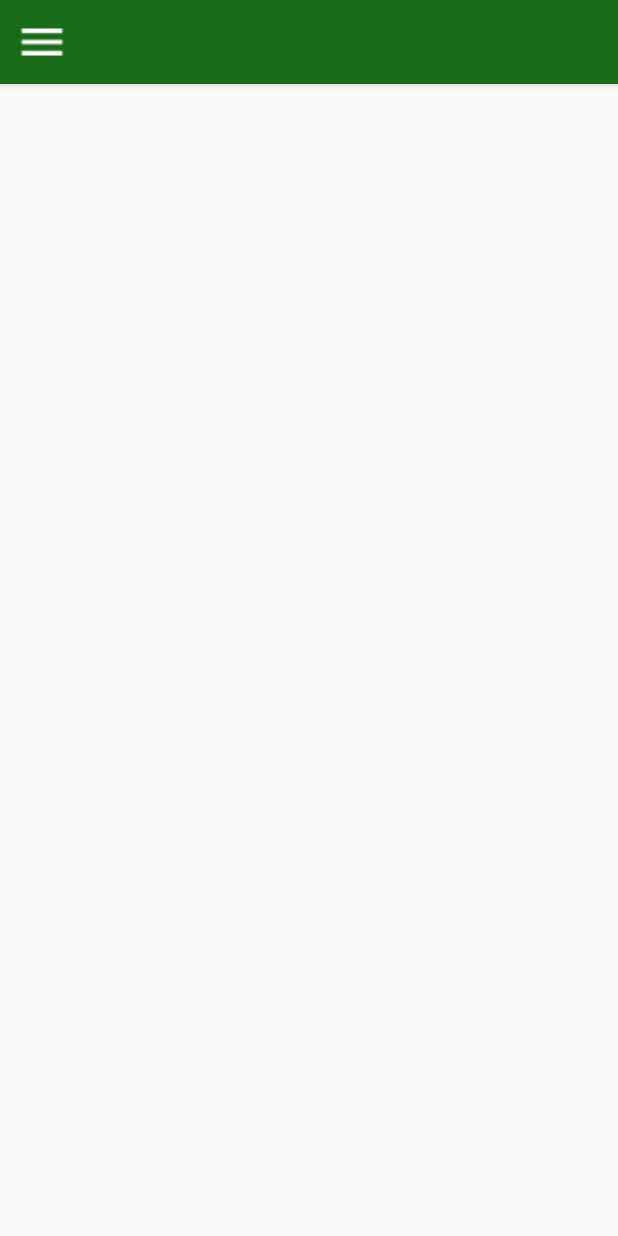
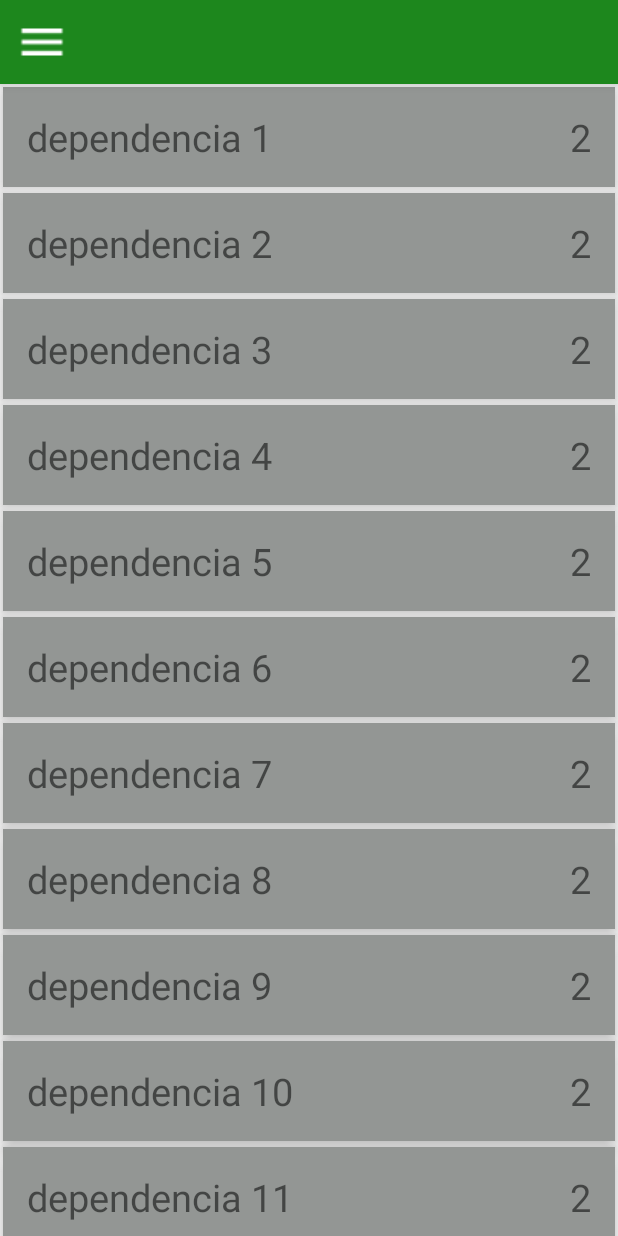
Before and after one commit to Dapu8812/ProyectoMobiles, an Android app: the screen it shows after launch (NavigationActivity), in the side drawer, after a tap on "Telefonos", on a phone screen of 412 x 824 dp. Run offline under Robolectric (Android 15) with nearby library versions, the phone set to English and light mode, and no system bars.

Commit message:
vista de lista de dependencias terminada
se termino vista dependencias, aun continua el  mismo error que para
noticias falta terminar para mostras las demas interfaces

```diff
--- a/app/src/main/java/com/uniquindio/android/electiva/proyectomobiles/activity/NavigationActivity.java
+++ b/app/src/main/java/com/uniquindio/android/electiva/proyectomobiles/activity/NavigationActivity.java
@@ -19,7 +19,9 @@ import com.uniquindio.android.electiva.proyectomobiles.fragments.NoticiasFragmen
 import com.uniquindio.android.electiva.proyectomobiles.fragments.SugerenciasFragment;
 import com.uniquindio.android.electiva.proyectomobiles.fragments.TelefonosFragment;
 import com.uniquindio.android.electiva.proyectomobiles.util.Utilidades;
+import com.uniquindio.android.electiva.proyectomobiles.vo.Dependencia;
 import com.uniquindio.android.electiva.proyectomobiles.vo.Noticia;
+import com.uniquindio.android.electiva.proyectomobiles.vo.Telefono;
 
 import java.util.ArrayList;
 
@@ -31,7 +33,7 @@ import java.util.ArrayList;
  * @author Juan Diego Buitrago
  * 28 de Abril de 2016
  */
-public class NavigationActivity extends AppCompatActivity implements NoticiasFragment.OnNoticiaSeleccionadaListener{
+public class NavigationActivity extends AppCompatActivity implements NoticiasFragment.OnNoticiaSeleccionadaListener, TelefonosFragment.OnDependenciaSeleccionadaListener{
 
     //Es un contenedor que permite interactuar entre vistas
     DrawerLayout drawerLayout;
@@ -41,6 +43,10 @@ public class NavigationActivity extends AppCompatActivity implements NoticiasFra
 
     //Arraylist de todas las noticias
     private ArrayList<Noticia> noticias;
+    private ArrayList<Dependencia> dependencias;
+    private ArrayList<Telefono> telefonos;
+    private ArrayList<Telefono> telefonos2;
+    private ArrayList<Telefono> telefonos3;
   //  private NoticiasFragment listaNoticias;
 
 
@@ -96,6 +102,23 @@ public class NavigationActivity extends AppCompatActivity implements NoticiasFra
         noticias.add(new Noticia("noticia 2"));
         noticias.add(new Noticia("noticia 3"));
         noticias.add(new Noticia("noticia 4"));
+        dependencias=new ArrayList<>();
+        telefonos=new ArrayList<>();
+        telefonos.add(new Telefono("7494949","123"));
+        telefonos.add(new Telefono("7494949","123"));
+        dependencias.add(new Dependencia("dependencia 1",telefonos));
+        dependencias.add(new Dependencia("dependencia 2",telefonos));
+        dependencias.add(new Dependencia("dependencia 3",telefonos));
+        dependencias.add(new Dependencia("dependencia 4",telefonos));
+        dependencias.add(new Dependencia("dependencia 5",telefonos));
+        dependencias.add(new Dependencia("dependencia 6",telefonos));
+        dependencias.add(new Dependencia("dependencia 7",telefonos));
+        dependencias.add(new Dependencia("dependencia 8",telefonos));
+        dependencias.add(new Dependencia("dependencia 9",telefonos));
+        dependencias.add(new Dependencia("dependencia 10",telefonos));
+        dependencias.add(new Dependencia("dependencia 11",telefonos));
+
+
         //listaNoticias = (NoticiasFragment) getSupportFragmentManager().findFragmentById(R.id.fragmento_noticias);
         //listaNoticias.setPeliculas(noticias);
 
@@ -116,9 +139,12 @@ public class NavigationActivity extends AppCompatActivity implements NoticiasFra
         final NoticiasFragment noticiasFragment = new NoticiasFragment();
         noticiasFragment.setNoticias(noticias);
 
-        Log.v(NavigationActivity.class.getSimpleName(), ""+noticias);
+        final TelefonosFragment telefonosFragment = new TelefonosFragment();
+        telefonosFragment.setDependencias(dependencias);
 
-        //remplazarFragmento(noticiasFragment, 1);
+        Log.v(NavigationActivity.class.getSimpleName(), "" + noticias);
+
+        remplazarFragmento(noticiasFragment, 1);
 
         // SetNavigationItemSelectedListener  es el oyente para el manejo de eventos de elementos de navegación
         //En el cual muestra la vista seleccionada por el usuario
@@ -130,10 +156,10 @@ public class NavigationActivity extends AppCompatActivity implements NoticiasFra
                         remplazarFragmento(noticiasFragment, 0);
                         break;
                     case R.id.telefonos:
-                        remplazarFragmento(new TelefonosFragment(),0);
+                        remplazarFragmento(telefonosFragment, 0);
                         break;
                     case R.id.sugerencias:
-                        remplazarFragmento(new SugerenciasFragment(),0);
+                        remplazarFragmento(new SugerenciasFragment(), 0);
                         break;
                     case R.id.pagina:
                         URLiniciar();
@@ -182,4 +208,20 @@ public class NavigationActivity extends AppCompatActivity implements NoticiasFra
             startActivity(intent);
         }
     }
+
+    @Override
+    public void onDependenciaSeleccionada(int position) {
+      /**  boolean esFragmento =
+                getSupportFragmentManager().findFragmentById(R.id.fragmento_detalle_noticia) != null;
+        if (esFragmento) {
+            ((DetalleNoticiaFragment)
+                    getSupportFragmentManager().findFragmentById(R.id.fragmento_detalle_noticia)).mostrarDetalle(noticias.get(position));
+        } else {
+            Intent intent = new Intent(NavigationActivity.this,
+                    DetalleDeNoticiasActivity.class);
+            intent.putExtra("Noticia", noticias.get(position));
+            startActivity(intent);
+        }
+     */
+    }
 }
--- a/app/src/main/java/com/uniquindio/android/electiva/proyectomobiles/fragments/NoticiasFragment.java
+++ b/app/src/main/java/com/uniquindio/android/electiva/proyectomobiles/fragments/NoticiasFragment.java
@@ -63,7 +63,7 @@ public class NoticiasFragment extends Fragment implements AdaptadorNoticia.OnCli
             try {
                 listener = (OnNoticiaSeleccionadaListener) activity;
             } catch (ClassCastException e) {
-                throw new ClassCastException(activity.toString() + " debe implementar la interfaz OnPeliculaSeleccionadaListener");
+                throw new ClassCastException(activity.toString() + " debe implementar la interfaz OnNoticiaSeleccionadaListener");
             }
         }
 
@@ -91,7 +91,7 @@ public class NoticiasFragment extends Fragment implements AdaptadorNoticia.OnCli
     public void onActivityCreated(Bundle savedInstanceState) {
         super.onActivityCreated(savedInstanceState);
 
-        listadoDeNoticias = (RecyclerView) getView().findViewById(R.id.RecView);
+        listadoDeNoticias = (RecyclerView) getView().findViewById(R.id.RecViewnoticias);
         Log.v(NoticiasFragment.class.getSimpleName(), ""+noticias);
         adaptador = new AdaptadorNoticia(noticias, this);
         listadoDeNoticias.setAdapter(adaptador);
--- a/app/src/main/java/com/uniquindio/android/electiva/proyectomobiles/fragments/TelefonosFragment.java
+++ b/app/src/main/java/com/uniquindio/android/electiva/proyectomobiles/fragments/TelefonosFragment.java
@@ -1,13 +1,22 @@
 package com.uniquindio.android.electiva.proyectomobiles.fragments;
 
 
+import android.app.Activity;
+import android.content.Context;
 import android.os.Bundle;
 import android.support.v4.app.Fragment;
+import android.support.v7.widget.LinearLayoutManager;
+import android.support.v7.widget.RecyclerView;
+import android.util.Log;
 import android.view.LayoutInflater;
 import android.view.View;
 import android.view.ViewGroup;
 
 import com.uniquindio.android.electiva.proyectomobiles.R;
+import com.uniquindio.android.electiva.proyectomobiles.util.AdaptadorDependencia;
+import com.uniquindio.android.electiva.proyectomobiles.vo.Dependencia;
+
+import java.util.ArrayList;
 
 /**
  * Proyecto final Moviles Uniquindio
@@ -17,13 +26,40 @@ import com.uniquindio.android.electiva.proyectomobiles.R;
  * @author Juan Diego Buitrago
  * 28 de Abril de 2016
  */
-public class TelefonosFragment extends Fragment {
+public class TelefonosFragment extends Fragment implements AdaptadorDependencia.OnClickAdaptadorDependencia {
 
+    private AdaptadorDependencia adaptador;
+    private RecyclerView listadoDeDependencias;
+    private ArrayList<Dependencia> dependencias;
+    private OnDependenciaSeleccionadaListener listener;
 
     public TelefonosFragment() {
         // Required empty public constructor
     }
 
+
+    public void setDependencias(ArrayList<Dependencia> dependencias)
+    {
+        this.dependencias = dependencias;
+    }
+
+    @Override
+    public void onAttach(Context context) {
+        super.onAttach(context);
+
+        Activity activity;
+
+        if (context instanceof Activity) {
+            activity = (Activity) context;
+
+            try {
+                listener = (OnDependenciaSeleccionadaListener) activity;
+            } catch (ClassCastException e) {
+                throw new ClassCastException(activity.toString() + " debe implementar la interfaz OnNoticiaSeleccionadaListener");
+            }
+        }
+
+    }
 
     @Override
     public View onCreateView(LayoutInflater inflater, ViewGroup container,
@@ -32,4 +68,28 @@ public class TelefonosFragment extends Fragment {
         return inflater.inflate(R.layout.fragment_telefonos, container, false);
     }
 
+    @Override
+    public void onActivityCreated(Bundle savedInstanceState) {
+        super.onActivityCreated(savedInstanceState);
+
+        listadoDeDependencias = (RecyclerView) getView().findViewById(R.id.RecViewdependencias);
+        Log.v(NoticiasFragment.class.getSimpleName(), "" + dependencias);
+        adaptador = new AdaptadorDependencia(dependencias, this);
+        listadoDeDependencias.setAdapter(adaptador);
+        listadoDeDependencias.setLayoutManager(new LinearLayoutManager(getContext(), LinearLayoutManager.VERTICAL, false));
+
+    }
+
+
+
+    @Override
+    public void onClickPosition(int pos) {
+        listener.onDependenciaSeleccionada(pos);
+    }
+
+    public   interface OnDependenciaSeleccionadaListener {
+        void onDependenciaSeleccionada(int position);
+    }
+
+
 }
--- /dev/null
+++ b/app/src/main/java/com/uniquindio/android/electiva/proyectomobiles/util/AdaptadorDependencia.java
@@ -0,0 +1,88 @@
+package com.uniquindio.android.electiva.proyectomobiles.util;
+
+import android.support.v7.widget.RecyclerView;
+import android.util.Log;
+import android.view.LayoutInflater;
+import android.view.View;
+import android.view.ViewGroup;
+import android.widget.TextView;
+
+import com.uniquindio.android.electiva.proyectomobiles.R;
+import com.uniquindio.android.electiva.proyectomobiles.fragments.TelefonosFragment;
+import com.uniquindio.android.electiva.proyectomobiles.vo.Dependencia;
+
+import java.util.ArrayList;
+
+/**
+ * Created by DAA on 29/04/2016.
+ */
+public class AdaptadorDependencia extends RecyclerView.Adapter<AdaptadorDependencia.DependenciaViewHolder>{
+
+    public ArrayList<Dependencia> dependencias;
+
+    public OnClickAdaptadorDependencia listener;
+
+    public AdaptadorDependencia(ArrayList<Dependencia> dependencias, TelefonosFragment telefonosFragment) {
+        this.dependencias = dependencias;
+        Log.d("TAG", "Element " + dependencias.get(0).getTelefonos().size() + " clicked. ");
+
+        listener = (OnClickAdaptadorDependencia) telefonosFragment;
+
+    }
+
+    @Override
+    public DependenciaViewHolder onCreateViewHolder(ViewGroup parent, int viewType) {
+        View itemView = LayoutInflater.from(parent.getContext()).inflate(R.layout.resumen_dependencia, parent, false);
+        DependenciaViewHolder DependenciaVH = new DependenciaViewHolder(itemView);
+        return DependenciaVH;
+    }
+
+    @Override
+    public void onBindViewHolder(AdaptadorDependencia.DependenciaViewHolder holder, int position) {
+
+        Dependencia n = dependencias.get(position);
+        int i= dependencias.get(position).getTelefonos().size();
+
+        holder.binDependencia(n,i);
+    }
+
+    @Override
+    public int getItemCount() {
+        return dependencias.size();
+    }
+
+    public interface OnClickAdaptadorDependencia {
+        public void onClickPosition(int pos);
+    }
+
+    public static class DependenciaViewHolder extends RecyclerView.ViewHolder implements View.OnClickListener {
+
+        private TextView nombreDependencia;
+        private TextView numeroContactos;
+
+
+        public DependenciaViewHolder(View itemView) {
+            super(itemView);
+            nombreDependencia = (TextView) itemView.findViewById(R.id.nombre_dependencia);
+            numeroContactos= (TextView) itemView.findViewById(R.id.Cantidad_numeros);
+          //  Log.d("TAG", "constructor " + getAdapterPosition() + " clicked. ");
+        }
+
+        public void binDependencia(Dependencia dependencia,int numero) {
+            nombreDependencia.setText(dependencia.getNombre());
+            numeroContactos.setText(""+numero);
+
+        }
+
+        @Override
+        public void onClick(View v) {
+            Log.d("TAG", "Element " + getAdapterPosition() + " clicked. ");
+        }
+
+/*        @Override
+        public void onClick(View v) {
+            listener.onClickPosition(getAdapterPosition());
+            Log.d("TAG", "Element " + getAdapterPosition() + " clicked. ");
+        }*/
+    }
+}
--- /dev/null
+++ b/app/src/main/java/com/uniquindio/android/electiva/proyectomobiles/vo/Dependencia.java
@@ -0,0 +1,67 @@
+package com.uniquindio.android.electiva.proyectomobiles.vo;
+
+import android.os.Parcel;
+import android.os.Parcelable;
+
+import java.util.ArrayList;
+
+/**
+ * Created by DAA on 29/04/2016.
+ */
+public class Dependencia implements Parcelable{
+    private String nombre;
+    private ArrayList<Telefono> telefonos;
+
+
+ /**   public Dependencia(String nombre) {
+        this.nombre = nombre;
+    }*/
+
+    public Dependencia(String nombre, ArrayList<Telefono> telefonos) {
+        this.nombre = nombre;
+        this.telefonos = telefonos;
+    }
+
+    public ArrayList<Telefono> getTelefonos() {
+        return telefonos;
+    }
+
+    public void setTelefonos(ArrayList<Telefono> telefonos) {
+        this.telefonos = telefonos;
+    }
+
+    public String getNombre() {
+        return nombre;
+    }
+
+    public void setNombre(String nombre) {
+        this.nombre = nombre;
+    }
+
+    public Dependencia(Parcel in) {
+        nombre = in.readString();
+        telefonos = in.createTypedArrayList(Telefono.CREATOR);
+    }
+
+    public static final Creator<Dependencia> CREATOR = new Creator<Dependencia>() {
+        @Override
+        public Dependencia createFromParcel(Parcel in) {
+            return new Dependencia(in);
+        }
+
+        @Override
+        public Dependencia[] newArray(int size) {
+            return new Dependencia[size];
+        }
+    };
+
+    @Override
+    public int describeContents() {
+        return 0;
+    }
+
+    @Override
+    public void writeToParcel(Parcel dest, int flags) {
+        dest.writeString(nombre);
+    }
+}
--- a/app/src/main/java/com/uniquindio/android/electiva/proyectomobiles/vo/Noticia.java
+++ b/app/src/main/java/com/uniquindio/android/electiva/proyectomobiles/vo/Noticia.java
@@ -19,7 +19,8 @@ public class Noticia implements Parcelable{
     public Noticia(String titulo) {
         this.titulo = titulo;
     }
-protected Noticia(Parcel in){
+
+    protected Noticia(Parcel in){
     titulo = in.readString();
     descripcion=in.readString();
     //imagen
--- /dev/null
+++ b/app/src/main/java/com/uniquindio/android/electiva/proyectomobiles/vo/Telefono.java
@@ -0,0 +1,52 @@
+package com.uniquindio.android.electiva.proyectomobiles.vo;
+
+import android.os.Parcel;
+import android.os.Parcelable;
+
+/**
+ * Created by DAA on 29/04/2016.
+ */
+public class Telefono implements Parcelable{
+    String numero;
+    String extension;
+
+    public Telefono(String numero, String extension) {
+        this.numero = numero;
+        this.extension = extension;
+    }
+
+    protected Telefono(Parcel in) {
+        numero = in.readString();
+        extension = in.readString();
+    }
+
+    public static final Creator<Telefono> CREATOR = new Creator<Telefono>() {
+        @Override
+        public Telefono createFromParcel(Parcel in) {
+            return new Telefono(in);
+        }
+
+        @Override
+        public Telefono[] newArray(int size) {
+            return new Telefono[size];
+        }
+    };
+
+    public String getNumero() {
+        return numero;
+    }
+
+    public void setNumero(String numero) {
+        this.numero = numero;
+    }
+
+    @Override
+    public int describeContents() {
+        return 0;
+    }
+
+    @Override
+    public void writeToParcel(Parcel dest, int flags) {
+        dest.writeString(numero);
+    }
+}
--- a/app/src/main/res/layout/fragment_noticias.xml
+++ b/app/src/main/res/layout/fragment_noticias.xml
@@ -15,7 +15,7 @@ tools:context=".fragments.NoticiasFragment">
 
 <!-- TODO: Update blank fragment layout -->
 <android.support.v7.widget.RecyclerView
-    android:id="@+id/RecView"
+    android:id="@+id/RecViewnoticias"
     android:layout_width="match_parent"
     android:layout_height="match_parent" />
 
--- a/app/src/main/res/layout/fragment_telefonos.xml
+++ b/app/src/main/res/layout/fragment_telefonos.xml
@@ -1,19 +1,22 @@
+<!--/**
+ * Proyecto final Moviles Uniquindio
+ *
+ * @author Daniel Alvarado Arias
+ * @author Leydi Giraldo Franco
+ * @author Juan Diego Buitrago
+ * 28 de Abril de 2016
+ */
+-->
 <FrameLayout xmlns:android="http://schemas.android.com/apk/res/android"
     xmlns:tools="http://schemas.android.com/tools"
     android:layout_width="match_parent"
     android:layout_height="match_parent"
-    tools:context="com.uniquindio.android.electiva.proyectomobiles.fragments.TelefonosFragment">
-    <!--/**
-     * Proyecto final Moviles Uniquindio
-     *
-     * @author Daniel Alvarado Arias
-     * @author Leydi Giraldo Franco
-     * @author Juan Diego Buitrago
-     * 28 de Abril de 2016
-     */
-    -->
+    tools:context=".fragments.TelefonosFragement">
+
     <!-- TODO: Update blank fragment layout -->
-    <TextView
+    <android.support.v7.widget.RecyclerView
+        android:id="@+id/RecViewdependencias"
         android:layout_width="match_parent"
-        android:layout_height="match_parent"/>
+        android:layout_height="match_parent" />
+
 </FrameLayout>
--- /dev/null
+++ b/app/src/main/res/layout/resumen_dependencia.xml
@@ -0,0 +1,80 @@
+<?xml version="1.0" encoding="utf-8"?><!--/**
+ * Proyecto final Moviles Uniquindio
+ *
+ * @author Daniel Alvarado Arias
+ * @author Leydi Giraldo Franco
+ * @author Juan Diego Buitrago
+ * 28 de Abril de 2016
+ */
+--><!--/**
+<LinearLayout
+    xmlns:android="http://schemas.android.com/apk/res/android"
+    android:id="@+id/resumen_dependencia"
+    android:layout_width="match_parent"
+    android:layout_height="match_parent"
+    android:orientation="vertical">
+
+    <RelativeLayout
+        android:layout_width="match_parent"
+        android:layout_height="wrap_content"
+        android:padding="16dp">
+
+
+        <TextView
+            android:layout_width="wrap_content"
+            android:layout_height="wrap_content"
+            android:layout_alignParentTop="true"
+            android:text="@string/identificadorDependencia"
+            android:textSize="25sp" />
+        <TextView
+
+
+            android:layout_width="wrap_content"
+            android:layout_height="wrap_content"
+            android:text="@string/identificadorcadnumeros"
+            android:layout_alignParentTop="true"
+            android:textSize="25sp" />
+
+
+    </RelativeLayout>
+
+-->
+<android.support.v7.widget.CardView xmlns:android="http://schemas.android.com/apk/res/android"
+    xmlns:card_view="http://schemas.android.com/apk/res-auto"
+    android:id="@+id/resumen_dependencia"
+    android:layout_width="match_parent"
+    android:layout_height="wrap_content"
+    android:layout_margin="2dp"
+    android:orientation="vertical"
+    android:padding="2dp"
+    card_view:cardBackgroundColor="@color/tarjetasdependencia"
+    card_view:cardCornerRadius="0dp"
+    card_view:cardElevation="7dp">
+
+    <RelativeLayout
+        android:layout_width="match_parent"
+        android:layout_height="wrap_content"
+        android:padding="16dp">
+
+
+        <TextView
+            android:id="@+id/nombre_dependencia"
+            android:layout_width="wrap_content"
+            android:layout_height="wrap_content"
+            android:layout_alignParentTop="true"
+            android:textSize="25sp" />
+
+        <TextView
+            android:id="@+id/Cantidad_numeros"
+            android:layout_width="wrap_content"
+            android:layout_height="wrap_content"
+            android:layout_alignParentTop="false"
+            android:textSize="25sp"
+            android:layout_alignParentLeft="false"
+            android:layout_alignParentEnd="false"
+            android:layout_alignParentRight="true" />
+
+
+    </RelativeLayout>
+
+</android.support.v7.widget.CardView><!--/**</LinearLayout>-->
--- a/app/src/main/res/values/colors.xml
+++ b/app/src/main/res/values/colors.xml
@@ -1,7 +1,9 @@
 <?xml version="1.0" encoding="utf-8"?>
 <resources>
-    <color name="colorPrimary">#186c18</color>
-    <color name="colorPrimaryDark">#159129</color>
+    <color name="colorPrimary">#1d871d</color>
+    <color name="tarjetasNoticias">#a0e4ab</color>
+    <color name="tarjetasdependencia">#939694</color>
+    <color name="colorPrimaryDark">#1a5b24</color>
     <color name="colorAccent">#232323</color>
 
 </resources>
```
Also changed, not shown: app/src/main/java/com/uniquindio/android/electiva/proyectomobiles/util/AdaptadorNoticia.java (+4 -4 lines), app/src/main/res/layout/resumen_noticia.xml (+12 -11 lines), app/src/main/res/drawable/noticia.png (added), app/src/main/res/mipmap-hdpi/ic_launcher.png, app/src/main/res/mipmap-mdpi/ic_launcher.png, app/src/main/res/mipmap-xhdpi/ic_launcher.png, app/src/main/res/mipmap-xxhdpi/ic_launcher.png, app/src/main/res/mipmap-xxxhdpi/ic_launcher.png, 2 other files.
